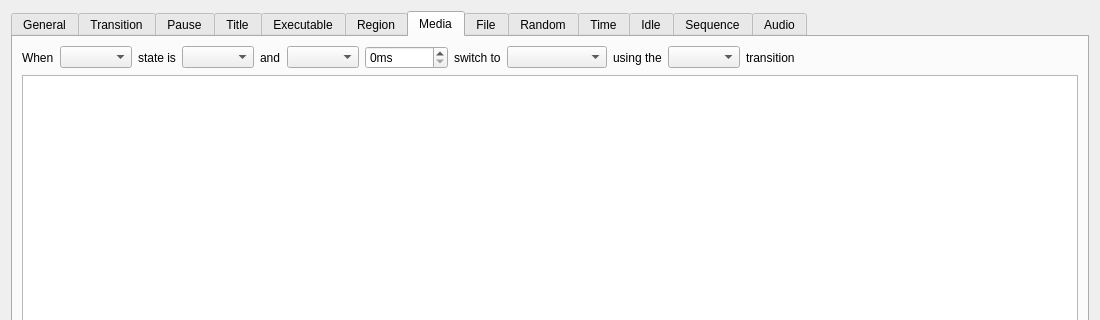
The window that forms/advanced-scene-switcher.ui (WarmUpTill/SceneSwitcher) describes before a commit, drawn with Qt 5; both pictures show x 0 to 1100 and y 0 to 320 of the 1100 by 600 pixel window.
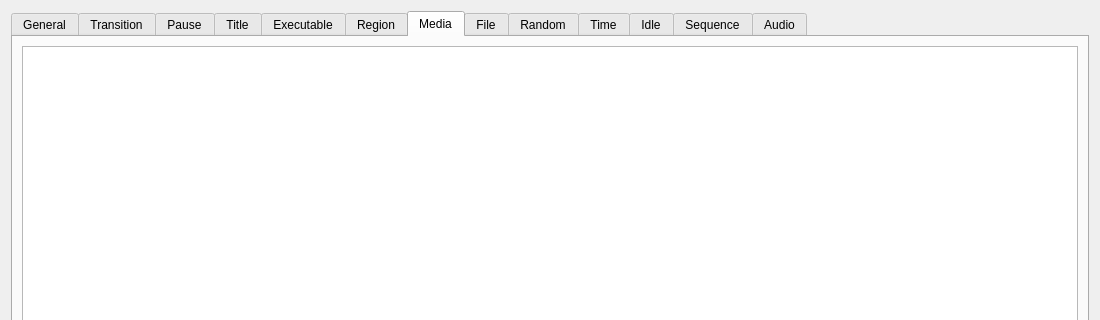
The same window after the commit. The open tabs and pages were chosen to show the change. Icons and pictures are not drawn.

Commit message: add new UI for media tab

The edit to the form file:
```diff
--- a/forms/advanced-scene-switcher.ui
+++ b/forms/advanced-scene-switcher.ui
@@ -2001,100 +2001,6 @@
        <string notr="true">Media</string>
       </attribute>
       <layout class="QVBoxLayout" name="verticalLayout_28">
-       <item>
-        <layout class="QHBoxLayout" name="horizontalLayout_39">
-         <item>
-          <widget class="QLabel" name="label_48">
-           <property name="text">
-            <string>When</string>
-           </property>
-          </widget>
-         </item>
-         <item>
-          <widget class="QComboBox" name="mediaSources"/>
-         </item>
-         <item>
-          <widget class="QLabel" name="label_49">
-           <property name="text">
-            <string>state is</string>
-           </property>
-          </widget>
-         </item>
-         <item>
-          <widget class="QComboBox" name="mediaStates"/>
-         </item>
-         <item>
-          <widget class="QLabel" name="label_50">
-           <property name="text">
-            <string>and</string>
-           </property>
-          </widget>
-         </item>
-         <item>
-          <widget class="QComboBox" name="mediaTimeRestrictions"/>
-         </item>
-         <item>
-          <widget class="QSpinBox" name="mediaTime">
-           <property name="suffix">
-            <string notr="true">ms</string>
-           </property>
-           <property name="minimum">
-            <number>0</number>
-           </property>
-           <property name="maximum">
-            <number>1000000</number>
-           </property>
-          </widget>
-         </item>
-         <item>
-          <widget class="QLabel" name="label_51">
-           <property name="text">
-            <string>switch to</string>
-           </property>
-          </widget>
-         </item>
-         <item>
-          <widget class="QComboBox" name="mediaScenes">
-           <property name="minimumSize">
-            <size>
-             <width>100</width>
-             <height>0</height>
-            </size>
-           </property>
-          </widget>
-         </item>
-         <item>
-          <widget class="QLabel" name="label_52">
-           <property name="text">
-            <string>using the</string>
-           </property>
-          </widget>
-         </item>
-         <item>
-          <widget class="QComboBox" name="mediaTransitions"/>
-         </item>
-         <item>
-          <widget class="QLabel" name="label_53">
-           <property name="text">
-            <string>transition</string>
-           </property>
-          </widget>
-         </item>
-         <item>
-          <spacer name="horizontalSpacer_29">
-           <property name="orientation">
-            <enum>Qt::Horizontal</enum>
-           </property>
-           <property name="sizeHint" stdset="0">
-            <size>
-             <width>40</width>
-             <height>20</height>
-            </size>
-           </property>
-          </spacer>
-         </item>
-        </layout>
-       </item>
        <item>
         <widget class="QListWidget" name="mediaSwitches">
          <property name="enabled">
```
The commit also changes 4 other files.
